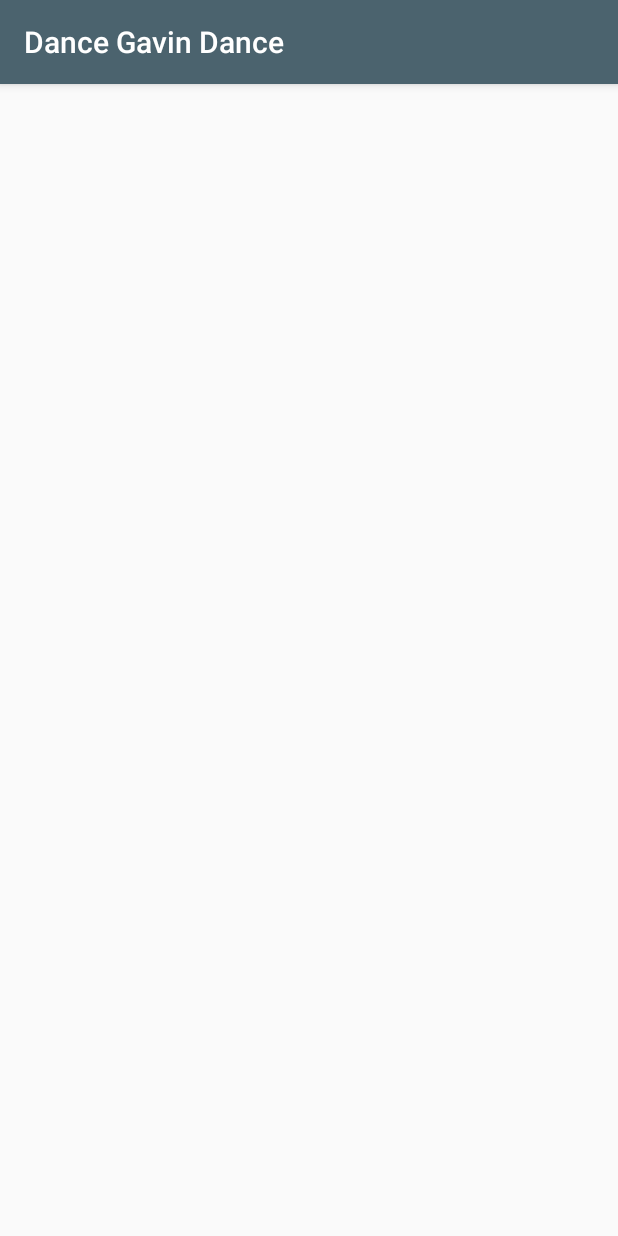
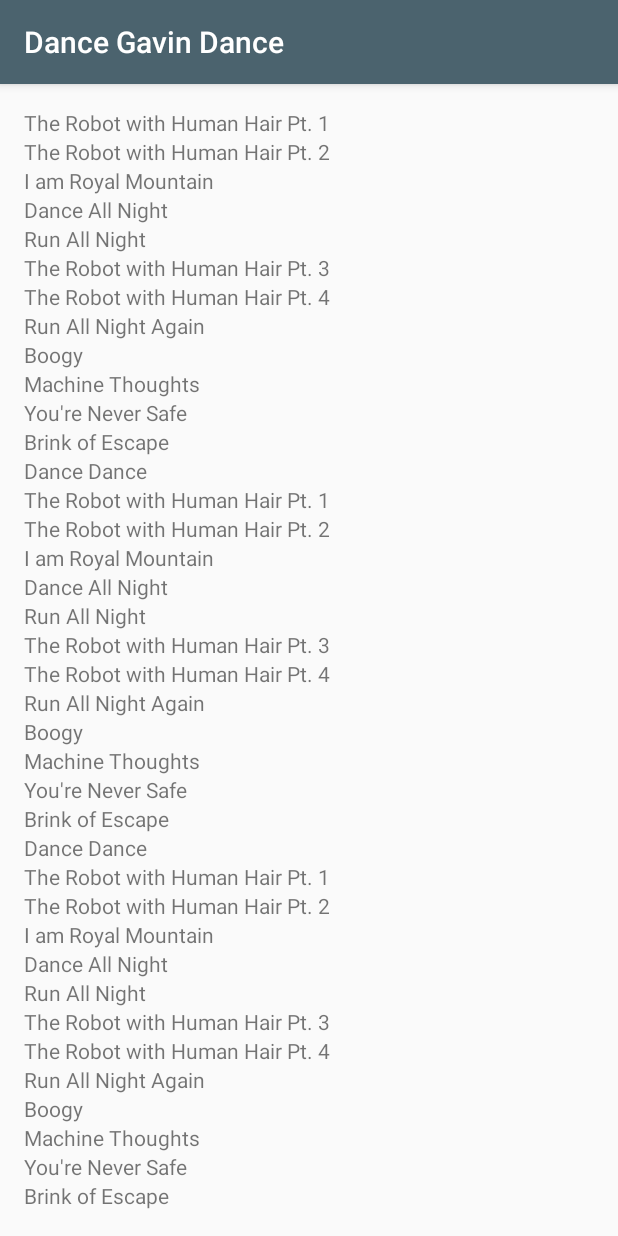
Before and after one commit to JonathanABarnett/FirstMusicApp, an Android app: the DanceGavinDance screen opened directly, with no data from a screen before it, on a phone screen of 412 x 824 dp. Run offline under Robolectric (Android 15) with nearby library versions, the phone set to English and light mode, and no system bars.

Commit message:
Use list to view song titles

```diff
--- a/app/src/main/java/com/alaythiaproductions/musicapp/DanceGavinDance.java
+++ b/app/src/main/java/com/alaythiaproductions/musicapp/DanceGavinDance.java
@@ -2,6 +2,11 @@ package com.alaythiaproductions.musicapp;
 
 import android.support.v7.app.AppCompatActivity;
 import android.os.Bundle;
+import android.widget.LinearLayout;
+import android.widget.TextView;
+
+import java.util.ArrayList;
+import java.util.List;
 
 public class DanceGavinDance extends AppCompatActivity {
 
@@ -9,5 +14,56 @@ public class DanceGavinDance extends AppCompatActivity {
     protected void onCreate(Bundle savedInstanceState) {
         super.onCreate(savedInstanceState);
         setContentView(R.layout.activity_dance_gavin_dance);
+
+        List<String> songs = new ArrayList<>();
+
+        songs.add("The Robot with Human Hair Pt. 1");
+        songs.add("The Robot with Human Hair Pt. 2");
+        songs.add("I am Royal Mountain");
+        songs.add("Dance All Night");
+        songs.add("Run All Night");
+        songs.add("The Robot with Human Hair Pt. 3");
+        songs.add("The Robot with Human Hair Pt. 4");
+        songs.add("Run All Night Again");
+        songs.add("Boogy");
+        songs.add("Machine Thoughts");
+        songs.add("You're Never Safe");
+        songs.add("Brink of Escape");
+        songs.add("Dance Dance");
+        songs.add("The Robot with Human Hair Pt. 1");
+        songs.add("The Robot with Human Hair Pt. 2");
+        songs.add("I am Royal Mountain");
+        songs.add("Dance All Night");
+        songs.add("Run All Night");
+        songs.add("The Robot with Human Hair Pt. 3");
+        songs.add("The Robot with Human Hair Pt. 4");
+        songs.add("Run All Night Again");
+        songs.add("Boogy");
+        songs.add("Machine Thoughts");
+        songs.add("You're Never Safe");
+        songs.add("Brink of Escape");
+        songs.add("Dance Dance");        songs.add("The Robot with Human Hair Pt. 1");
+        songs.add("The Robot with Human Hair Pt. 2");
+        songs.add("I am Royal Mountain");
+        songs.add("Dance All Night");
+        songs.add("Run All Night");
+        songs.add("The Robot with Human Hair Pt. 3");
+        songs.add("The Robot with Human Hair Pt. 4");
+        songs.add("Run All Night Again");
+        songs.add("Boogy");
+        songs.add("Machine Thoughts");
+        songs.add("You're Never Safe");
+        songs.add("Brink of Escape");
+        songs.add("Dance Dance");
+
+
+        LinearLayout rootView = (LinearLayout)findViewById(R.id.root_view);
+
+        for (int i = 0; i < songs.size(); i++) {
+            TextView wordView = new TextView(this);
+            wordView.setText(songs.get(i));
+            rootView.addView(wordView);
+        }
+
     }
 }
--- a/app/src/main/res/layout/activity_dance_gavin_dance.xml
+++ b/app/src/main/res/layout/activity_dance_gavin_dance.xml
@@ -1,9 +1,12 @@
 <?xml version="1.0" encoding="utf-8"?>
-<android.support.constraint.ConstraintLayout xmlns:android="http://schemas.android.com/apk/res/android"
-    xmlns:app="http://schemas.android.com/apk/res-auto"
+<LinearLayout
+    xmlns:android="http://schemas.android.com/apk/res/android"
     xmlns:tools="http://schemas.android.com/tools"
     android:layout_width="match_parent"
     android:layout_height="match_parent"
-    tools:context=".DanceGavinDance">
+    tools:context=".DanceGavinDance"
+    android:padding="16dp"
+    android:orientation="vertical"
+    android:id="@+id/root_view">
 
-</android.support.constraint.ConstraintLayout>
+</LinearLayout>
```
